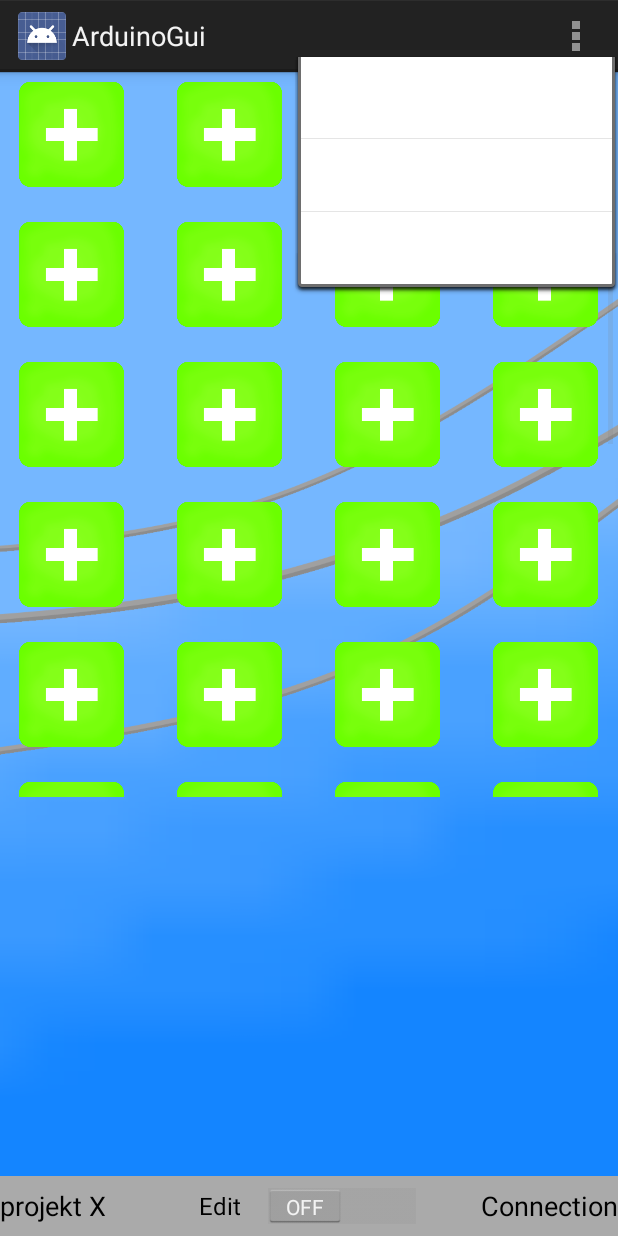
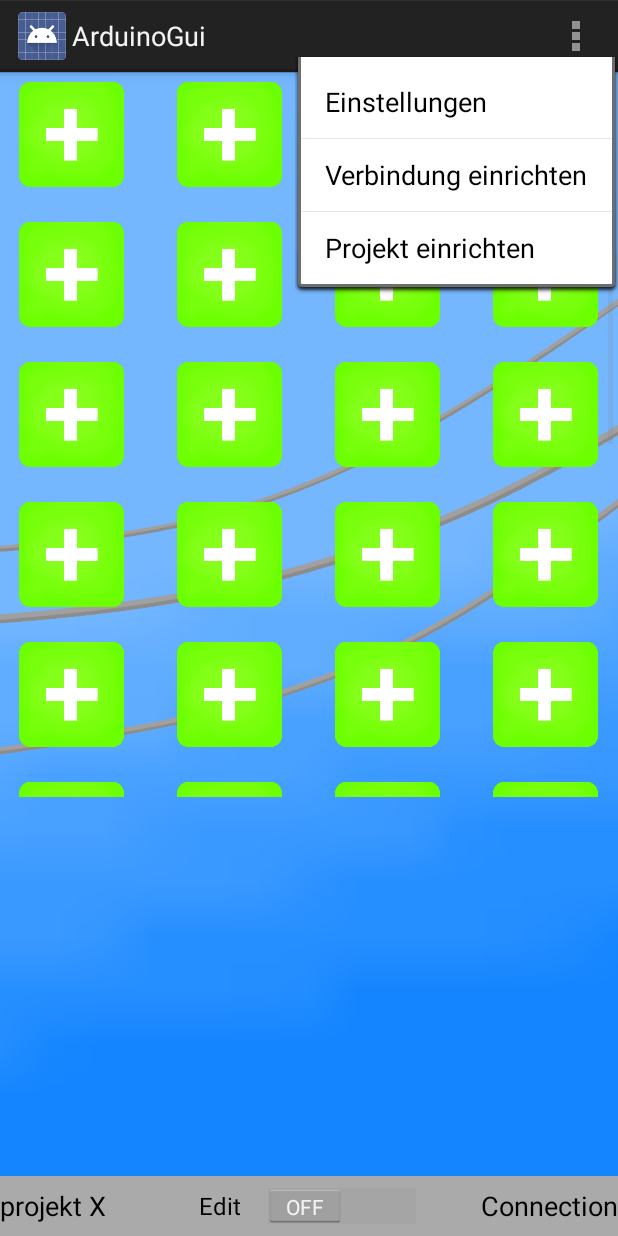
Before and after one commit to lukaswild/ArduinoGui0.6, an Android app: the screen it shows after launch (MainActivity), with the options menu open, on a phone screen of 412 x 824 dp. Run offline under Robolectric (Android 15) with nearby library versions, the phone set to English and light mode, and no system bars.

Commit message:
hotfix wegen schrift

```diff
--- a/app/src/main/java/main/MainActivity.java
+++ b/app/src/main/java/main/MainActivity.java
@@ -173,7 +173,8 @@ public class MainActivity extends Activity {
 
         ShowName();
         loadImgRes();
-        currentProject.getGui().initializeUI(currentProject, imgadapt, currentConnection, editmode);
+
+       // currentProject.getGui().initializeUI(currentProject, imgadapt, currentConnection, editmode);
         Toast.makeText(getBaseContext(), "In der Resume !", Toast.LENGTH_SHORT).show();
 
     }
@@ -501,8 +502,9 @@ public class MainActivity extends Activity {
                     proName = data.getExtras().getString("name");
                     Project newProj = new Project(new Gui(getBaseContext(),2,(GridView)(findViewById(R.id.gridview))), proName, imgadapt); // TODO hier darf nicht der mit Elementen versehene imgadapt übergeben werden
                     allProjects.add(newProj);
+                    currentProject.setName(proName);
                     currentProject = newProj;
-                    currentProject.setName(proName);
+
                 }
             }
         }
--- a/app/src/main/java/observer/Gui.java
+++ b/app/src/main/java/observer/Gui.java
@@ -106,7 +106,7 @@ public class Gui extends View implements IObserver {
         project.getGui().getGridView().clearAnimation();
         project.getGui().getGridView().setAdapter(imgadapt);
 
-        //Edit Modus ausgeschaltet, Benutzer will schalter einschalten usw.
+        ////Edit Modus ausgeschaltet, Benutzer will schalter einschalten usw.
         if (!editmode){
             project.getGui().getGridView().setOnItemClickListener(new AdapterView.OnItemClickListener() {
                 @Override
--- a/app/src/main/res/values/styles.xml
+++ b/app/src/main/res/values/styles.xml
@@ -23,13 +23,13 @@
     </style>
 
     <style name="MyAwesomeBackground.PopupStyle" parent="android:Widget.PopupMenu">
-        <item name="android:textColor">#ffffffff</item>
+        <item name="android:textColor">#ff000000</item>
         <item name="android:textSize">20sp</item>
     </style>
 
     <style name="CustomTextStyle">
        <item name="android:textSize">18sp</item>
-        <item name="android:textColor">#ffffffff</item>
+        <item name="android:textColor">#ff000000</item>
     </style>
 
     <style name="MyAwesomeBackground.SeekBarStyle" parent="android:Widget.SeekBar">
```
